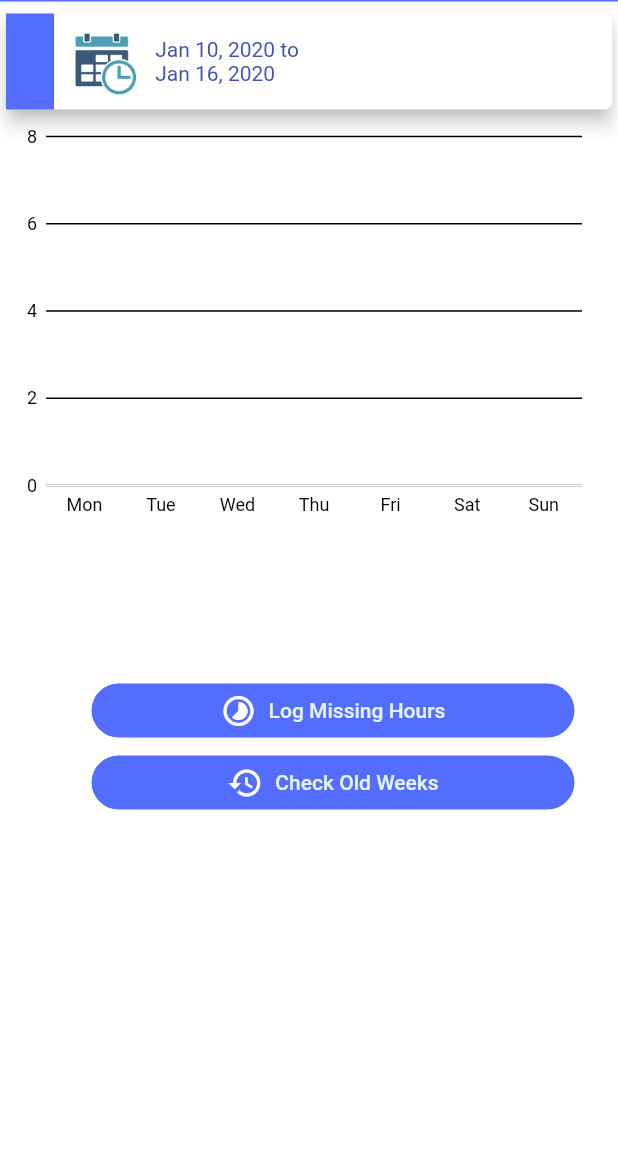
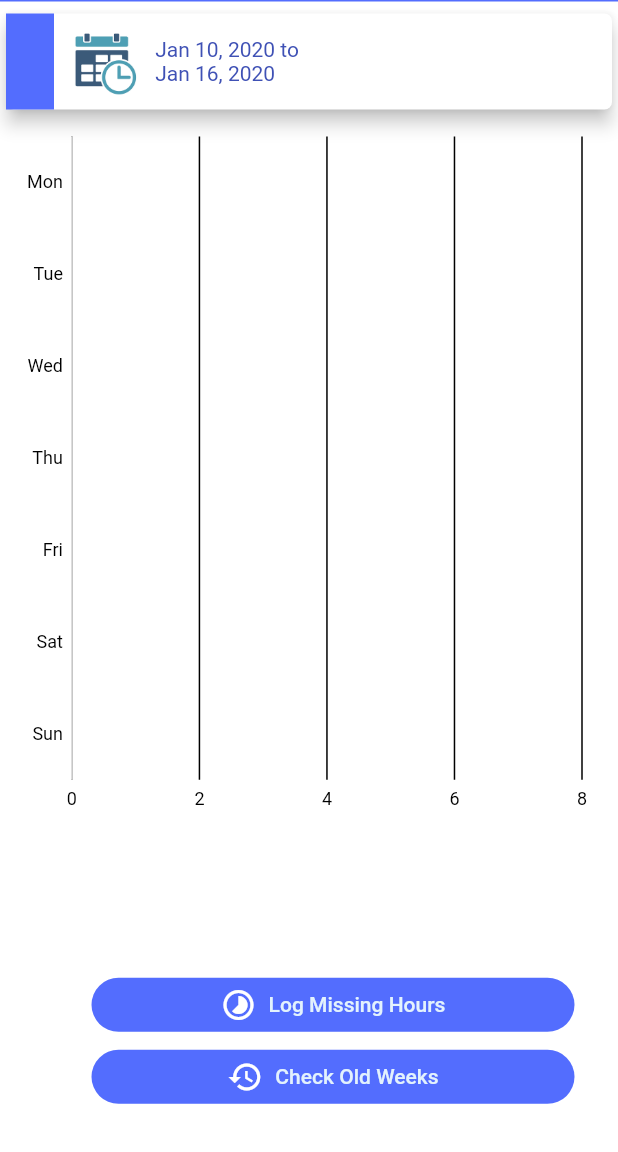
Before and after one commit to davinderkb/bonafide_app, a Flutter app: the screen it shows after launch, on a phone screen of 412 x 824 dp, the part 84-1236 px from its top. Run offline on Flutter 3.47's test engine with Material 2 defaults, Android fonts, the light colour scheme and no system bars; our stand-ins replace charts_flutter.

Commit message:
changed mytiumesheet graph horizontal

```diff
--- a/lib/mytimesheet.dart
+++ b/lib/mytimesheet.dart
@@ -100,13 +100,13 @@ class MyTimesheet extends StatelessWidget {
                     height: MediaQuery
                         .of(context)
                         .size
-                        .height / 3,
+                        .height / 1.75,
                     child: Padding(
                       padding: EdgeInsets.only(left:10.0,right: 10.0),
                       child: new charts.BarChart(
                         timesheetEntriesList,
                         animate: animate,
-                        vertical: true,
+                        vertical: false,
                         domainAxis: new charts.OrdinalAxisSpec(
                             renderSpec: new charts.SmallTickRendererSpec(
 
@@ -203,7 +203,7 @@ class MyTimesheet extends StatelessWidget {
       new TimesheetEntry('Mon', 8.0),
       new TimesheetEntry('Tue', 7.0),
       new TimesheetEntry('Wed', 6.15),
-      new TimesheetEntry('Thu', 4.5),
+      new TimesheetEntry('Thu', 8.0),
       new TimesheetEntry('Fri', 8),
       new TimesheetEntry('Sat', 7.7),
       new TimesheetEntry('Sun', 2),
@@ -216,6 +216,10 @@ class MyTimesheet extends StatelessWidget {
           measureFn: (TimesheetEntry sales, _) => sales.hours,
           data: data,
           colorFn: (TimesheetEntry entry, _) {
+            if(entry.day=="Sun"){
+              return green[1];
+            }
+            else{
               switch (entry.hours >= 8.0) {
                 case true:
                   {
@@ -231,6 +235,8 @@ class MyTimesheet extends StatelessWidget {
                   }
               }
             }
+
+          }
       )
     ];
   }
```
Lines whose indentation alone changed are shown as unchanged.
